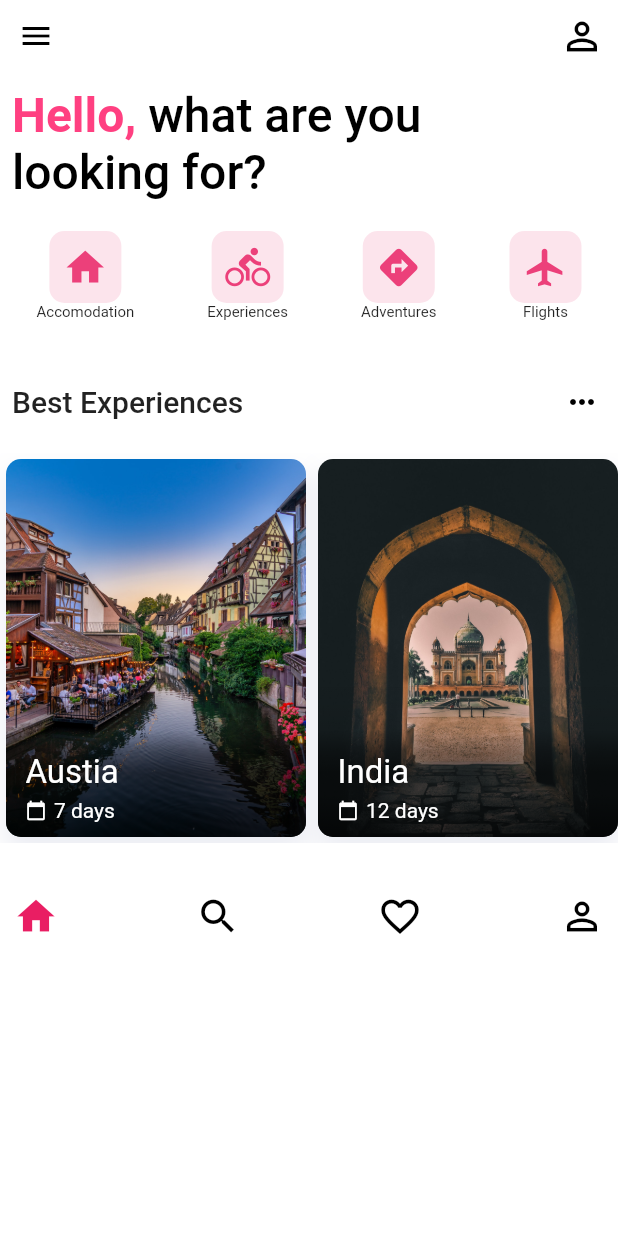
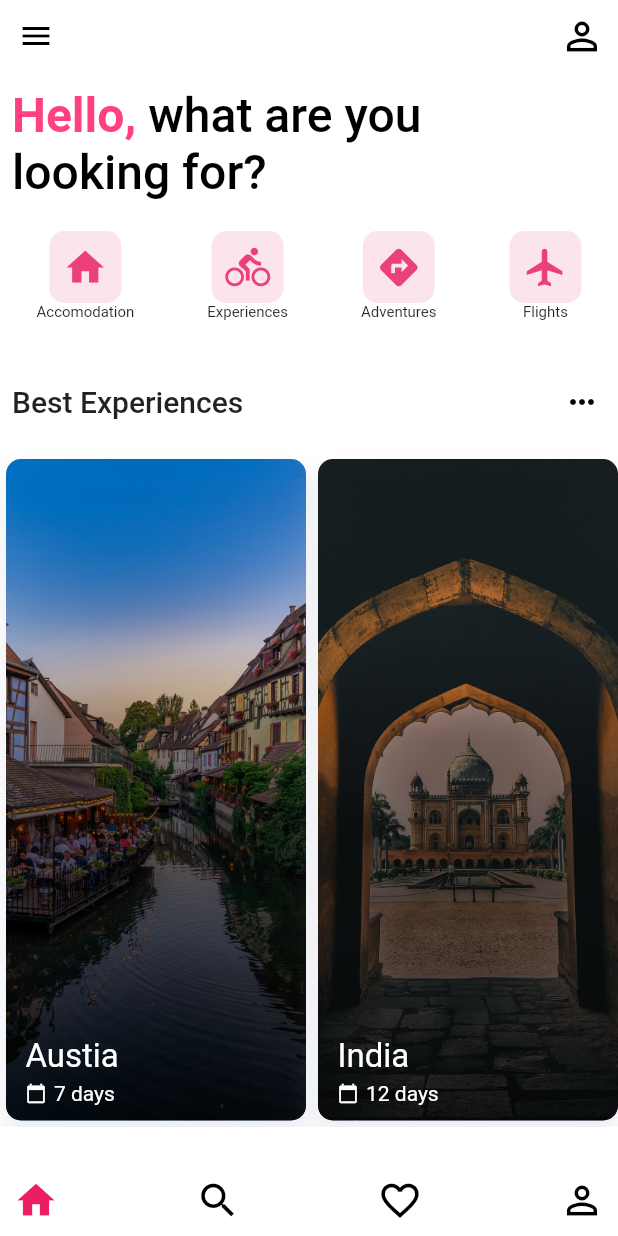
Before and after one commit to Santos-Enoque/flutter_travel_app_concept, a Flutter app: the Home screen opened directly, on a phone screen of 412 x 824 dp. Run offline on Flutter 3.47's test engine with Material 2 defaults, Android fonts, the phone set to English and light mode, and no system bars.

Commit message:
second commit

```diff
--- a/lib/scr/screens/details.dart
+++ b/lib/scr/screens/details.dart
@@ -73,14 +73,6 @@ class Details extends StatelessWidget {
                           decoration: BoxDecoration(
                             color: Colors.white,
                             borderRadius: BorderRadius.circular(10),
-                            boxShadow: [
-                              BoxShadow(
-                                color: Colors.black,
-                                blurRadius: 8,
-                                offset: Offset(1, 1)
-                              )
-                            ]
-
                           ),
                           child: Padding(
                             padding: const EdgeInsets.all(8.0),
--- a/lib/scr/screens/home.dart
+++ b/lib/scr/screens/home.dart
@@ -63,7 +63,7 @@ class _HomeState extends State<Home> {
                 ],
               ),
               SizedBox(height: 10,),
-              ImageCards(),
+              Expanded(child: Container(child: ImageCards())),
               SizedBox(height: 25,),
 
               Align(
--- a/lib/scr/widgets/image_card.dart
+++ b/lib/scr/widgets/image_card.dart
@@ -35,7 +35,7 @@ class ImageCard extends StatelessWidget {
               children: <Widget>[
                 Image.asset(
                   "images/$picture",
-                  height: 260,
+                  height: double.infinity,
                   width: 200,
                   fit: BoxFit.cover,
                 ),
@@ -43,7 +43,6 @@ class ImageCard extends StatelessWidget {
                 Align(
                   alignment: Alignment.bottomCenter,
                   child: Container(
-                      height: 100,
                       width: 200,
                       decoration: BoxDecoration(
                         // Box decoration takes a gradient
--- a/lib/scr/widgets/images_cards.dart
+++ b/lib/scr/widgets/images_cards.dart
@@ -10,7 +10,7 @@ class ImageCards extends StatefulWidget {
 }
 
 class _ImageCardsState extends State<ImageCards> {
- List<Place> images = [
+ List<Place> places = [
   Place(place: 'Austia', image: '1.jpg', days: 7),
    Place(place: 'India', image: '2.jpg', days: 12),
    Place(place: 'Bali', image: '3.jpg', days: 3),
@@ -22,16 +22,15 @@ class _ImageCardsState extends State<ImageCards> {
   @override
   Widget build(BuildContext context) {
     return Container(
-        height: 260,
         child: ListView.builder(
             scrollDirection: Axis.horizontal,
-            itemCount: images.length,
+            itemCount: places.length,
             itemBuilder: (_, index) {
               return ImageCard(
-                place: images[index],
-                name: images[index].place,
-                days: images[index].days,
-                picture: images[index].image,
+                place: places[index],
+                name: places[index].place,
+                days: places[index].days,
+                picture: places[index].image,
               );
             }));
   }
```
Also changed, not shown: images/booking.jpg (added), images/details.png (added), images/home.png (added), images/welcome.png (added), 1 other file.
